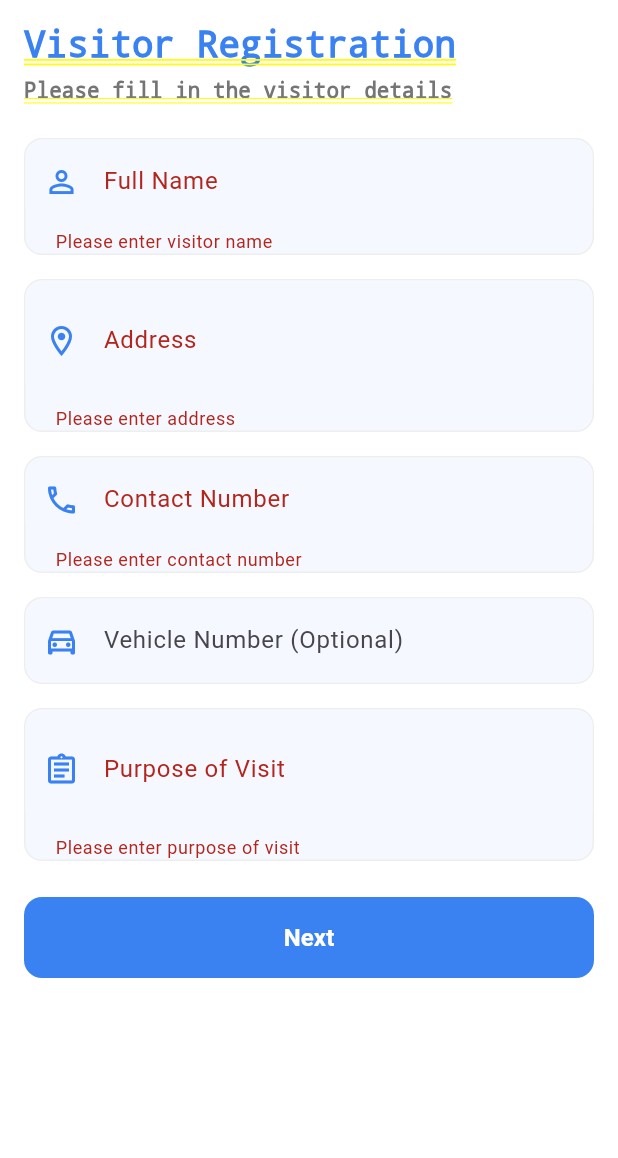
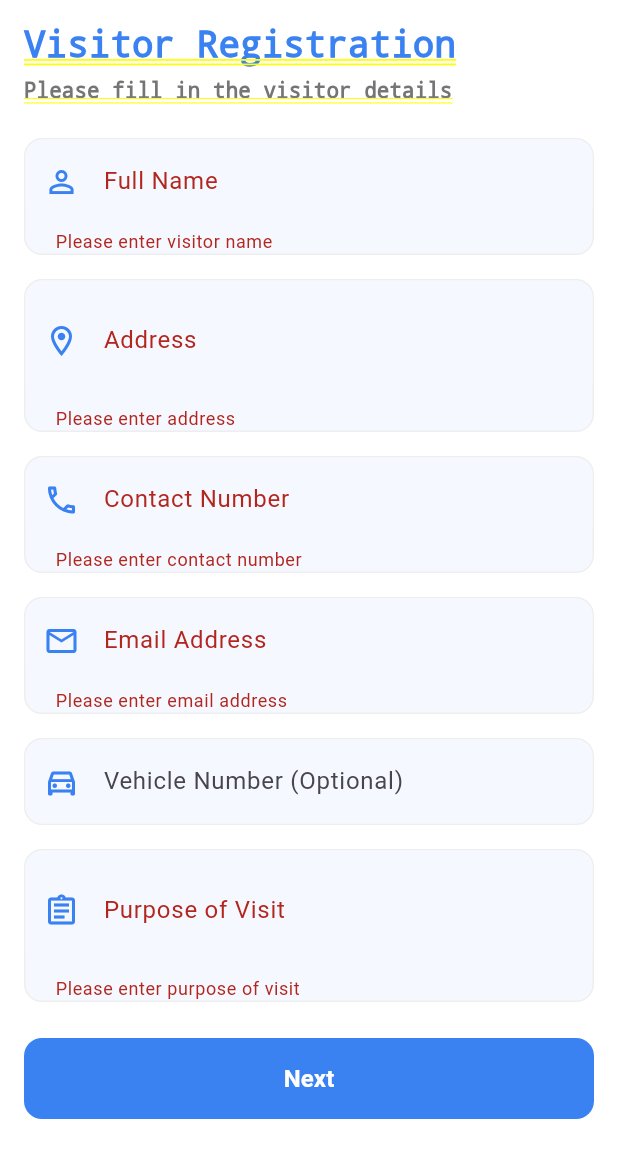
Before and after one commit to naikNiranjan/RVVM, a Flutter app: the VisitorRegistrationForm screen opened directly, after a tap on "Next", on a phone screen of 412 x 824 dp. Shown: the top 1158 px of the screen. Run offline on Flutter 3.47's test engine with Material 3 defaults, Android fonts, the phone set to English and light mode, and no system bars; our stand-ins replace flutter_hooks, flutter_riverpod, freezed_annotation, hooks_riverpod, lottie, qr_flutter.

```diff
--- a/lib/features/visitor_management/domain/models/visitor.dart
+++ b/lib/features/visitor_management/domain/models/visitor.dart
@@ -9,6 +9,7 @@ class Visitor with _$Visitor {
     required String name,
     required String address,
     required String contactNumber,
+    required String email,
     String? vehicleNumber,
     required String purposeOfVisit,
     String? photoUrl,
--- a/lib/features/visitor_management/presentation/widgets/visitor_registration_form.dart
+++ b/lib/features/visitor_management/presentation/widgets/visitor_registration_form.dart
@@ -27,6 +27,7 @@ class _VisitorRegistrationFormState
   final _contactController = TextEditingController();
   final _vehicleController = TextEditingController();
   final _purposeController = TextEditingController();
+  final _emailController = TextEditingController();
 
   @override
   void dispose() {
@@ -35,6 +36,7 @@ class _VisitorRegistrationFormState
     _contactController.dispose();
     _vehicleController.dispose();
     _purposeController.dispose();
+    _emailController.dispose();
     super.dispose();
   }
 
@@ -72,12 +74,33 @@ class _VisitorRegistrationFormState
     return null;
   }
 
+  String? _validateEmail(String? value) {
+    if (value == null || value.isEmpty) {
+      return 'Please enter email address';
+    }
+    final emailRegex = RegExp(
+      r'^[a-zA-Z0-9._%+-]+@[a-zA-Z0-9.-]+\.[a-zA-Z]{2,}$',
+      caseSensitive: false,
+    );
+    if (!emailRegex.hasMatch(value)) {
+      return 'Please enter a valid email address';
+    }
+    if (value.length > 254) {
+      return 'Email address is too long';
+    }
+    if (value.contains('..')) {
+      return 'Invalid email format';
+    }
+    return null;
+  }
+
   void _submitForm() {
     if (_formKey.currentState?.validate() ?? false) {
       final visitor = Visitor(
         name: _nameController.text,
         address: _addressController.text,
         contactNumber: _contactController.text,
+        email: _emailController.text,
         vehicleNumber:
             _vehicleController.text.isEmpty ? null : _vehicleController.text,
         purposeOfVisit: _purposeController.text,
@@ -166,6 +189,52 @@ class _VisitorRegistrationFormState
             ),
             const SizedBox(height: 16),
             _buildInputField(
+              controller: _emailController,
+              label: 'Email Address',
+              prefixIcon: Icons.email_outlined,
+              validator: _validateEmail,
+              keyboardType: TextInputType.emailAddress,
+              textInputAction: TextInputAction.next,
+              hintText: 'example@email.com',
+              onChanged: (value) {
+                setState(() {});
+              },
+              decoration: InputDecoration(
+                labelText: 'Email Address',
+                hintText: 'example@email.com',
+                prefixIcon: Icon(
+                  Icons.email_outlined,
+                  color: AppTheme.primaryColor,
+                ),
+                border: OutlineInputBorder(
+                  borderRadius: BorderRadius.circular(12),
+                  borderSide: BorderSide.none,
+                ),
+                filled: true,
+                fillColor: AppTheme.cardBackgroundColor,
+                contentPadding: const EdgeInsets.symmetric(
+                  horizontal: 16,
+                  vertical: 16,
+                ),
+                helperText: 'Enter your valid email address',
+                helperStyle: TextStyle(
+                  color: Colors.grey[600],
+                  fontSize: 12,
+                ),
+                suffixIcon: _emailController.text.isNotEmpty
+                    ? Icon(
+                        _validateEmail(_emailController.text) == null
+                            ? Icons.check_circle
+                            : Icons.error,
+                        color: _validateEmail(_emailController.text) == null
+                            ? Colors.green
+                            : Colors.red,
+                      )
+                    : null,
+              ),
+            ),
+            const SizedBox(height: 16),
+            _buildInputField(
               controller: _vehicleController,
               label: 'Vehicle Number (Optional)',
               prefixIcon: Icons.directions_car_outlined,
@@ -216,6 +285,10 @@ class _VisitorRegistrationFormState
     TextInputType? keyboardType,
     List<TextInputFormatter>? inputFormatters,
     int? maxLines,
+    String? hintText,
+    TextInputAction? textInputAction,
+    ValueChanged<String>? onChanged,
+    InputDecoration? decoration,
   }) {
     return Container(
       decoration: BoxDecoration(
@@ -228,8 +301,10 @@ class _VisitorRegistrationFormState
       ),
       child: TextFormField(
         controller: controller,
-        decoration: InputDecoration(
+        decoration: decoration ??
+            InputDecoration(
               labelText: label,
+              hintText: hintText,
               prefixIcon: Icon(
                 prefixIcon,
                 color: AppTheme.primaryColor,
@@ -249,6 +324,12 @@ class _VisitorRegistrationFormState
         keyboardType: keyboardType,
         inputFormatters: inputFormatters,
         maxLines: maxLines ?? 1,
+        textInputAction: textInputAction,
+        onChanged: onChanged,
+        style: const TextStyle(
+          fontSize: 16,
+        ),
+        cursorColor: AppTheme.primaryColor,
       ),
     );
   }
--- a/pubspec.yaml
+++ b/pubspec.yaml
@@ -37,6 +37,7 @@ dependencies:
   freezed_annotation: ^2.4.1
   json_annotation: ^4.8.1
   lottie: ^2.7.0
+  qr_flutter: ^4.1.0
 
   # The following adds the Cupertino Icons font to your application.
   # Use with the CupertinoIcons class for iOS style icons.
```
Also changed, not shown: lib/features/visitor_management/presentation/screens/visitor_success_screen.dart (+53 -2 lines), lib/features/visitor_management/domain/models/visitor.freezed.dart, lib/features/visitor_management/domain/models/visitor.g.dart, pubspec.lock. Lines whose indentation alone changed are shown as unchanged.
